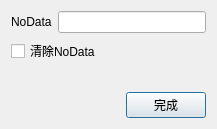
Qt form ui/ipfModelerSetNodataDialog.ui (RenShuYuan/IPF) before a commit.
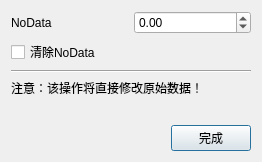
The same form after that commit.

Diff of the .ui file:
```diff
--- a/ui/ipfModelerSetNodataDialog.ui
+++ b/ui/ipfModelerSetNodataDialog.ui
@@ -6,8 +6,8 @@
    <rect>
     <x>0</x>
     <y>0</y>
-    <width>217</width>
-    <height>129</height>
+    <width>262</width>
+    <height>162</height>
    </rect>
   </property>
   <property name="windowTitle">
@@ -24,7 +24,14 @@
       </widget>
      </item>
      <item>
-      <widget class="QLineEdit" name="lineEdit"/>
+      <widget class="QDoubleSpinBox" name="doubleSpinBox">
+       <property name="minimum">
+        <double>-99999999.000000000000000</double>
+       </property>
+       <property name="maximum">
+        <double>99999999.000000000000000</double>
+       </property>
+      </widget>
      </item>
     </layout>
    </item>
@@ -35,6 +42,20 @@
      </property>
     </widget>
    </item>
+   <item>
+    <widget class="Line" name="line">
+     <property name="orientation">
+      <enum>Qt::Horizontal</enum>
+     </property>
+    </widget>
+   </item>
+   <item>
+    <widget class="QLabel" name="label_2">
+     <property name="text">
+      <string>注意：该操作将直接修改原始数据！</string>
+     </property>
+    </widget>
+   </item>
    <item>
     <spacer name="verticalSpacer">
      <property name="orientation">
```
